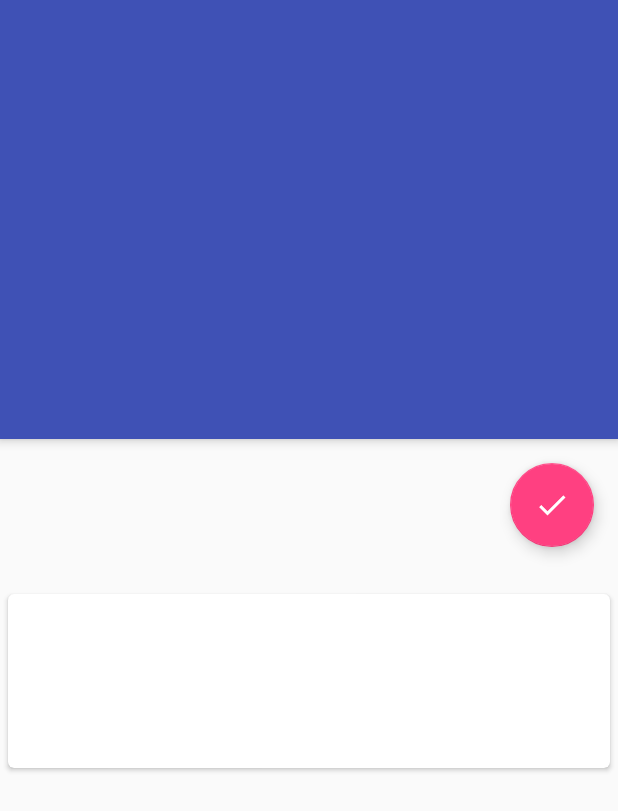
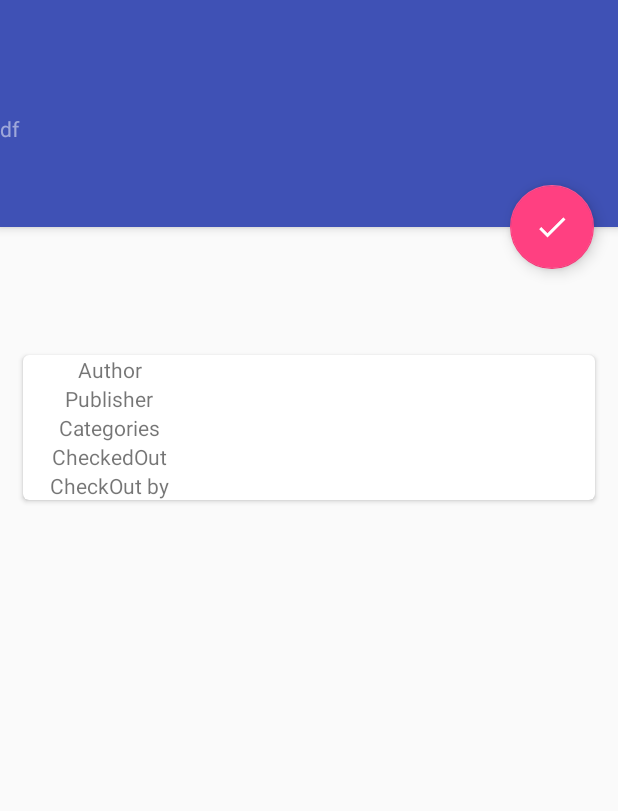
Before and after one commit to sayor20/ProlificLibrary, an Android app: the layout activity_book_detail.xml on its own in the app's theme, with its tools: preview values and no code run, on a phone screen of 412 x 824 dp. Shown: the top 811 px of the screen. Run offline under Robolectric (Android 15) with nearby library versions, the phone set to English and light mode, and no system bars.

Commit message:
* final commit with clean up work * created string resources for all hard-coded strings * improved the bookDetails view

```diff
--- a/app/src/main/res/layout/activity_book_detail.xml
+++ b/app/src/main/res/layout/activity_book_detail.xml
@@ -5,16 +5,21 @@
     xmlns:app="http://schemas.android.com/apk/res-auto"
     xmlns:tools="http://schemas.android.com/tools" android:layout_width="match_parent"
     android:layout_height="match_parent" android:fitsSystemWindows="true"
-    tools:context="com.sayor.org.prolificlibrary.activities.BookDetailActivity">
+    tools:context="com.sayor.org.simplegrocerylist.activities.EditItemActivity">
+  <android.support.design.widget.AppBarLayout android:id="@+id/appLayout" android:layout_height="wrap_content"
+      android:layout_weight="0.4"
+      android:layout_width="match_parent" android:theme="@style/AppTheme.AppBarOverlay">
 
-<LinearLayout android:orientation="vertical" android:layout_height="match_parent" android:layout_width="match_parent">
-    <android.support.design.widget.AppBarLayout android:id="@+id/appLayout" android:layout_height="match_parent"
-        android:layout_width="match_parent" android:layout_weight="0.7" android:theme="@style/AppTheme.AppBarOverlay">
+    <android.support.v7.widget.Toolbar android:id="@+id/toolbar1"
+        android:layout_width="match_parent" android:layout_height="?attr/actionBarSize"
+        android:background="?attr/colorPrimary" app:popupTheme="@style/AppTheme.PopupOverlay" />
 
     <android.support.design.widget.TextInputLayout
+        android:paddingTop="20dp"
         android:layout_width="match_parent"
-            android:transitionName="title"
+        android:transitionName="@string/til"
         android:layout_height="wrap_content">
+      <TextView android:id="@+id/edtName" android:layout_height="wrap_content" android:layout_width="match_parent" android:hint="df"/>
     </android.support.design.widget.TextInputLayout>
 
     <android.support.v7.widget.Toolbar android:id="@+id/toolbar"
@@ -23,29 +28,28 @@
 
   </android.support.design.widget.AppBarLayout>
 
-    <android.support.design.widget.FloatingActionButton android:id="@+id/fabCheckOut"
+
+  <android.support.design.widget.FloatingActionButton android:id="@+id/fabSave"
       android:layout_width="wrap_content" android:layout_height="wrap_content"
       android:layout_gravity="bottom|end" android:layout_margin="@dimen/fab_margin"
       android:src="@drawable/ic_checkout"
       app:layout_anchor="@id/toolbar"
       app:layout_anchorGravity="center_horizontal|right|center"
-        />
+      android:onClick="onCheckOut" />
 
   <android.support.v4.widget.NestedScrollView
       android:layout_width="match_parent"
       android:layout_height="match_parent"
-        android:layout_marginTop="10dp"
-        android:layout_weight="0.5"
+      android:paddingTop="80dp"
+      android:paddingLeft="10dp"
+      android:paddingRight="10dp"
       app:layout_behavior="@string/appbar_scrolling_view_behavior"
       >
+
         <android.support.v7.widget.CardView
         xmlns:card_view="http://schemas.android.com/apk/res-auto"
         android:id="@+id/card_view"
-              android:paddingTop="100dp"
-              android:paddingLeft="20dp"
-              android:paddingRight="20dp"
-              android:layout_marginLeft="20dp"
-              android:layout_marginRight="20dp"
+        android:paddingTop="80dp"
         android:layout_height="wrap_content"
         android:layout_width="match_parent"
         card_view:cardCornerRadius="4dp"
@@ -53,16 +57,38 @@
           <LinearLayout android:orientation="vertical"
               android:layout_width="match_parent"
               android:layout_height="match_parent">
-              <TextView android:id="@+id/ttvAuthor" android:transitionName="auth" android:layout_height="wrap_content" android:layout_width="match_parent"/>
-              <TextView android:id="@+id/ttvTitle" android:layout_height="wrap_content" android:layout_width="match_parent"/>
-              <TextView android:id="@+id/ttvPub" android:transitionName="cat" android:layout_height="wrap_content" android:layout_width="match_parent"/>
-              <TextView android:id="@+id/ttvCategory" android:layout_height="wrap_content" android:layout_width="match_parent" />
-              <TextView android:id="@+id/ttvCheckOut" android:text="" android:layout_height="wrap_content" android:layout_width="match_parent" />
-              <TextView android:id="@+id/ttvCheckBy" android:layout_height="wrap_content" android:layout_width="match_parent"/>
+          <LinearLayout android:orientation="horizontal"
+              android:layout_width="match_parent"
+              android:layout_height="match_parent">
+            <TextView android:id="@+id/ttvAuthTitle" android:gravity="center" android:layout_weight="0.7" android:text="@string/auth" android:layout_height="wrap_content" android:layout_width="match_parent"/>
+        <TextView android:id="@+id/ttvAuthor" android:gravity="center"  android:layout_weight="0.3" android:transitionName="@string/author" android:layout_height="wrap_content" android:layout_width="match_parent"/>
+          </LinearLayout>
+            <LinearLayout android:orientation="horizontal"
+                android:layout_width="match_parent"
+                android:layout_height="match_parent">
+              <TextView android:id="@+id/ttvPubTitle" android:gravity="center" android:layout_weight="0.7" android:text="@string/pub" android:layout_height="wrap_content" android:layout_width="match_parent"/>
+              <TextView android:id="@+id/ttvPub" android:gravity="center"  android:layout_weight="0.3"  android:layout_height="wrap_content" android:layout_width="match_parent"/>
+            </LinearLayout>
+            <LinearLayout android:orientation="horizontal"
+                android:layout_width="match_parent"
+                android:layout_height="match_parent">
+              <TextView android:id="@+id/ttvCategoryTitle" android:gravity="center" android:layout_weight="0.7" android:text="@string/cat" android:layout_height="wrap_content" android:layout_width="match_parent"/>
+              <TextView android:id="@+id/ttvCategory" android:gravity="center"  android:layout_weight="0.3" android:transitionName="@string/category" android:layout_height="wrap_content" android:layout_width="match_parent"/>
+            </LinearLayout>
+            <LinearLayout android:orientation="horizontal"
+                android:layout_width="match_parent"
+                android:layout_height="match_parent">
+              <TextView android:id="@+id/ttvCheckOutTitle" android:gravity="center" android:layout_weight="0.7" android:text="@string/checkout" android:layout_height="wrap_content" android:layout_width="match_parent"/>
+              <TextView android:id="@+id/ttvCheckOut" android:gravity="center"  android:layout_weight="0.3" android:layout_height="wrap_content" android:layout_width="match_parent"/>
+            </LinearLayout>
+            <LinearLayout android:orientation="horizontal"
+                android:layout_width="match_parent"
+                android:layout_height="match_parent">
+              <TextView android:id="@+id/ttvCheckByTitle" android:gravity="center" android:layout_weight="0.7" android:text="@string/checkoutby" android:layout_height="wrap_content" android:layout_width="match_parent"/>
+              <TextView android:id="@+id/ttvCheckBy" android:gravity="center"  android:layout_weight="0.3" android:layout_height="wrap_content" android:layout_width="match_parent"/>
+            </LinearLayout>
           </LinearLayout>
         </android.support.v7.widget.CardView>
-
   </android.support.v4.widget.NestedScrollView>
-</LinearLayout>
 
 </android.support.design.widget.CoordinatorLayout>
--- a/app/src/main/res/layout/checkout_book.xml
+++ b/app/src/main/res/layout/checkout_book.xml
@@ -10,7 +10,7 @@
     <EditText
         android:layout_width="match_parent"
         android:layout_height="wrap_content"
-        android:hint="Please enter your name"
+        android:hint="@string/name"
         android:id="@+id/etCheckOutName"
         />
 </LinearLayout>
--- a/app/src/main/res/menu/menu_book_details.xml
+++ b/app/src/main/res/menu/menu_book_details.xml
@@ -3,7 +3,7 @@
     xmlns:tools="http://schemas.android.com/tools" tools:context=".BookDetailActivity">
   <item
       android:id="@+id/menu_item_share"
-      android:title="Share"
+      android:title="@string/share"
       support:actionProviderClass="android.support.v7.widget.ShareActionProvider"
       support:showAsAction="always"/>
 </menu>
--- a/app/src/main/res/menu/menu_book_list.xml
+++ b/app/src/main/res/menu/menu_book_list.xml
@@ -4,6 +4,6 @@
   <item
       android:id="@+id/menu_delete"
       android:icon="@drawable/ic_delete"
-      android:title="Delete All"
+      android:title="@string/clean"
       support:showAsAction="ifRoom"/>
 </menu>
```
Also changed, not shown: app/src/main/java/com/sayor/org/prolificlibrary/activities/BookDetailActivity.java (+8 -8 lines), app/src/main/java/com/sayor/org/prolificlibrary/activities/BooksListActivity.java (+30 -29 lines), app/src/main/java/com/sayor/org/prolificlibrary/adapters/BookHolder.java (+8 -7 lines), app/src/main/java/com/sayor/org/prolificlibrary/fragments/AddBooksFragment.java (+9 -5 lines), app/src/main/res/layout/activity_book_detail1.xml (deleted, +0 -74 lines), app/src/main/res/values/strings.xml (+33 -4 lines). Lines whose indentation alone changed are shown as unchanged.
